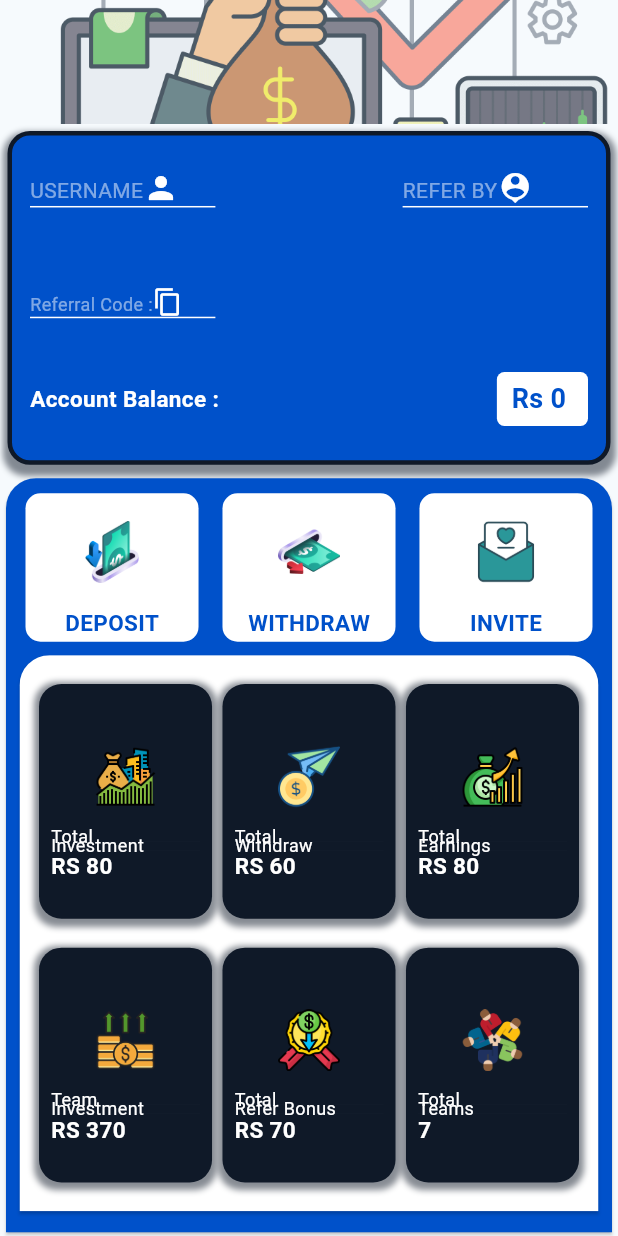
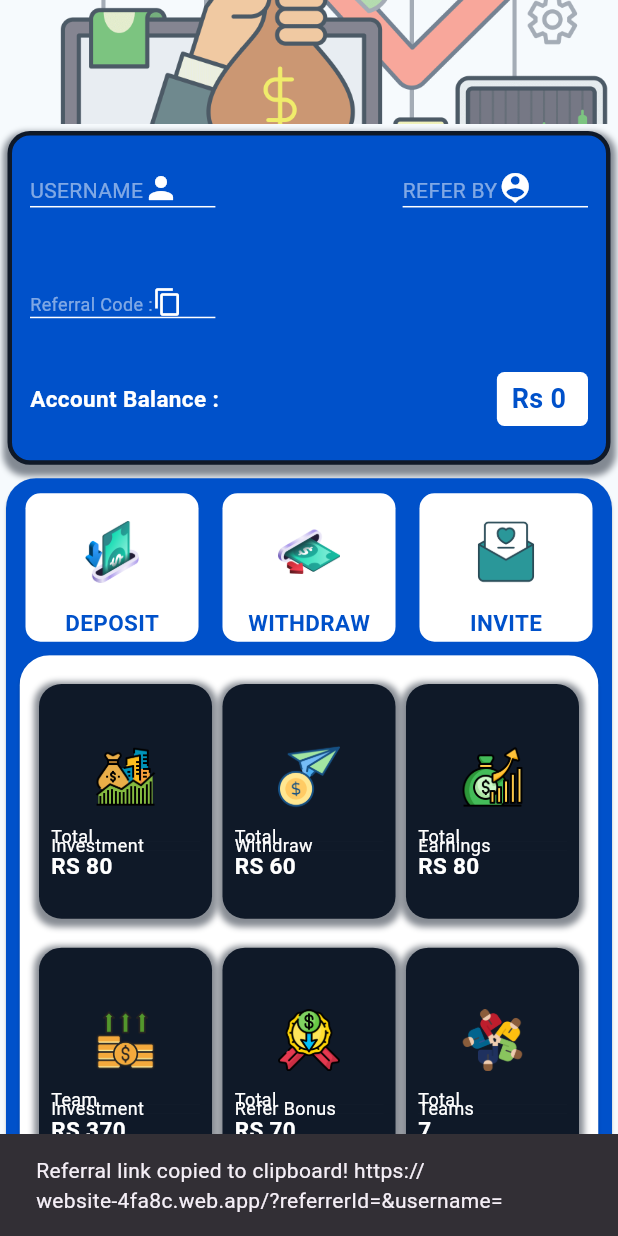
Before and after one commit to AbdulMoiz5702/web_project, a Flutter app: the DashBoardScreen screen opened directly, after a tap on the "content copy" icon, on a phone screen of 412 x 824 dp. Run offline on Flutter 3.47's test engine with Material 3 defaults, Android fonts, the phone set to English and light mode, and no system bars; our stand-ins replace cloud_firestore, firebase_auth, firebase_core, firebase_storage, flutter_styled_toast, get and 1 more; missing offline and left inert: clipboard, dart:html; accounts and stored records are empty; network calls fail; grey boxes are pictures that could not be loaded.

Commit message:
web_proect

```diff
--- a/lib/controlles/auth_controller.dart
+++ b/lib/controlles/auth_controller.dart
@@ -29,15 +29,13 @@
       // Get the current URL
       final uri = Uri.parse(html.window.location.href);
       print('URL: $uri');
-      // Extract the 'referrerId' and 'username' query parameters
-      final referrerId = uri.queryParameters['referrerId'];
-      final username = uri.queryParameters['username'];
-      // Handle the referral ID and username as needed (e.g., store it or process it)
+       referrerId = uri.queryParameters['referrerId'];
+       referrerName = uri.queryParameters['username'];
       if (referrerId != null) {
         print('Referrer ID: $referrerId');
       }
-      if (username != null) {
-        print('Username: $username');
+      if (referrerName != null) {
+        print('Username: $referrerName');
       }
 
     } catch (e) {
@@ -71,7 +69,7 @@
         password: password.text.trim(),
       ).then((value){
         print('Userid : ${value.user!.uid}');
-        storeUserData(value.user!.uid,referrerId);
+        storeUserData(value.user!.uid,referrerId,referrerName);
         isLoading(false);
         Get.offAll(() => DashBoardScreen(currentUserId: value.user!.uid,));
         ToastClass.showToastClass(context: context, message: 'Account Created successfully');
@@ -110,8 +108,8 @@
   }
 
   // store user data
-  Future<void> storeUserData(String userId, String? referrerId) async {
-    DocumentReference store = fireStore.collection('users').doc(userId);
+  Future<void> storeUserData(String userId, String? referrerId,String? referrerName) async {
+    DocumentReference store = fireStore.collection(userCollection).doc(userId);
 
     await store.set({
       'name': name.text.trim(),  // Add other user details here as needed
--- a/lib/controlles/dashboard_controller.dart
+++ b/lib/controlles/dashboard_controller.dart
@@ -1,37 +1,52 @@
+import 'package:clipboard/clipboard.dart';
 import 'package:flutter/material.dart';
-import 'package:get/get.dart';
-import 'dart:html' as html;
+import 'package:flutter/foundation.dart';
+import 'package:flutter/services.dart';
+import 'package:get/get_state_manager/src/simple/get_controllers.dart';
 
-
-
-class DashboardController extends GetxController{
-
+class DashboardController extends GetxController {
   void copyToClipboard(String link, BuildContext context) {
-    print('link: $link');
-    html.window.navigator.clipboard?.writeText(link).then((_) {
+    try {
+      if (kIsWeb) {
+        FlutterClipboard.copy(link).then((_) {
           ScaffoldMessenger.of(context).showSnackBar(
-        const SnackBar(
-          content: Text('Referral link copied to clipboard!'),
+             SnackBar(
+              content: Text('Referral link copied to clipboard! $link'),
               duration: Duration(seconds: 2),
             ),
           );
         }).catchError((error) {
           ScaffoldMessenger.of(context).showSnackBar(
-        const SnackBar(
-          content: Text('Failed to copy referral link.'),
+            SnackBar(
+              content: Text('Failed to copy referral link on web: $error $link'),
+              duration: Duration(seconds: 2),
+            ),
+          );
+        });
+      } else {
+        Clipboard.setData(ClipboardData(text: link)).then((_) {
+          ScaffoldMessenger.of(context).showSnackBar(
+             SnackBar(
+              content: Text('Referral link copied to clipboard! $link'),
+              duration: Duration(seconds: 2),
+            ),
+          );
+        }).catchError((error) {
+          ScaffoldMessenger.of(context).showSnackBar(
+            SnackBar(
+              content: Text('Failed to copy referral link on mobile: $error $link'),
               duration: Duration(seconds: 2),
             ),
           );
         });
       }
-
-
-// Clipboard.setData(ClipboardData(text: data['id']));
-// ScaffoldMessenger.of(context).showSnackBar(
-//   SnackBar(
-//     content: Text('Referral Code copied to clipboard'),
-//     duration: Duration(seconds: 1),
-//   ),
-// );
-
+    } catch (e) {
+      ScaffoldMessenger.of(context).showSnackBar(
+        SnackBar(
+          content: Text('Exception while copying referral link: $e $link'),
+          duration: Duration(seconds: 2),
+        ),
+      );
     }
+  }
+}
--- a/lib/views/dashboard_screens/dasboard_screen.dart
+++ b/lib/views/dashboard_screens/dasboard_screen.dart
@@ -153,7 +153,8 @@
                                   ),
                                   GestureDetector(
                                     onTap: (){
-                                      final referralLink = 'https://website-4fa8c.web.app/?referrerId=${data['id']}&username=${data['name']}';
+                                      var encodedUsername = Uri.encodeComponent(data['name']);
+                                      final referralLink = 'https://website-4fa8c.web.app/?referrerId=${data['id']}&username=$encodedUsername';
                                       controller.copyToClipboard(referralLink, context);
                                     },
                                     child:Icon(Icons.copy, color: whiteColor,size: 20,) ,
--- a/pubspec.yaml
+++ b/pubspec.yaml
@@ -43,6 +43,7 @@
   flutter_styled_toast: ^2.2.1
   shimmer:
   uni_links:
+  clipboard:
 
 dev_dependencies:
   flutter_test:
```
Also changed, not shown: pubspec.lock, 1 other file. Lines whose indentation alone changed are shown as unchanged.
